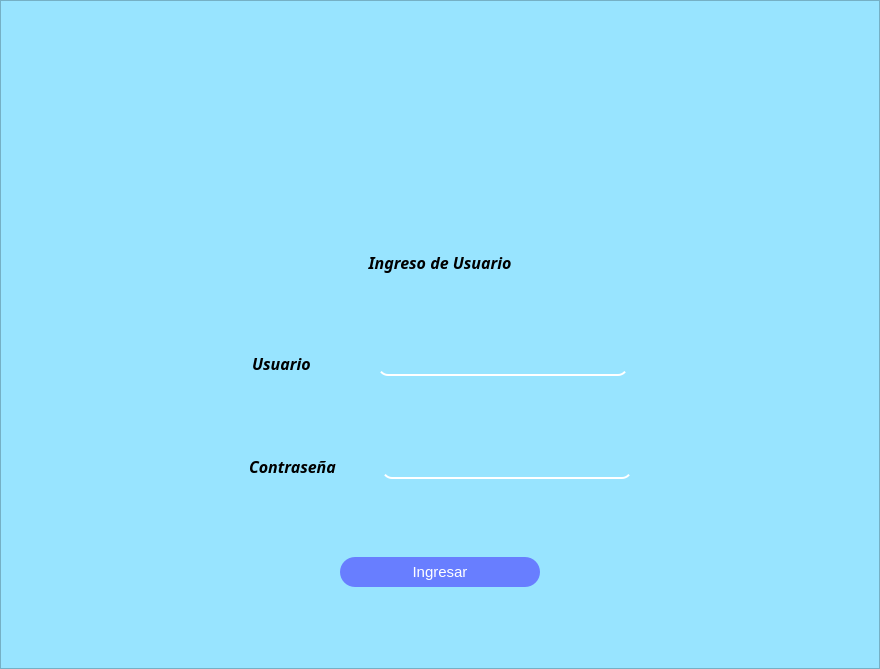
Above: ui/login.ui from Reinaldito04/IUTA----HORARIOS before the change. Below: the same form after it.
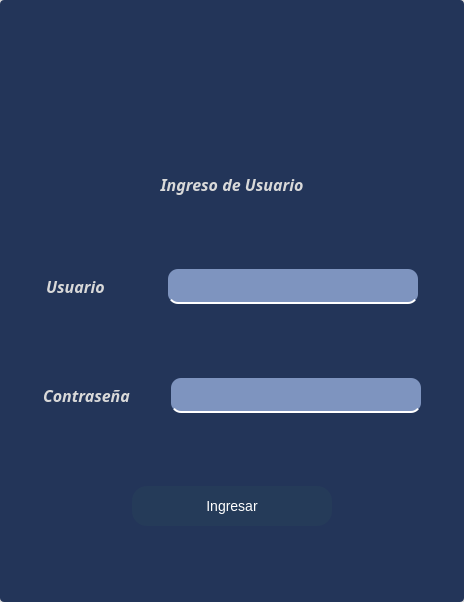
That is the form after the change. Icons and pictures are not drawn.

The edit to the form file:
```diff
--- a/ui/login.ui
+++ b/ui/login.ui
@@ -6,8 +6,8 @@
    <rect>
     <x>0</x>
     <y>0</y>
-    <width>880</width>
-    <height>669</height>
+    <width>464</width>
+    <height>602</height>
    </rect>
   </property>
   <property name="windowTitle">
@@ -17,6 +17,9 @@
    <string notr="true">background-color:rgb(152, 228, 255);</string>
   </property>
   <widget class="QWidget" name="centralwidget">
+   <property name="styleSheet">
+    <string notr="true">background-color:#d9d9d9;</string>
+   </property>
    <layout class="QVBoxLayout" name="verticalLayout">
     <property name="leftMargin">
      <number>0</number>
@@ -32,6 +35,23 @@
     </property>
     <item>
      <widget class="QFrame" name="frame">
+      <property name="styleSheet">
+       <string notr="true">QFrame{
+background-color:#233559;
+border-radius:4px;
+}
+QPushButton{
+background-color:#233559;
+color:#FFF;
+border-radius:15px;
+}
+QPushButton::Hover{
+background-color: #637aa6 ;
+}
+QLabel{
+color:#d9d9d9;
+}</string>
+      </property>
       <property name="frameShape">
        <enum>QFrame::StyledPanel</enum>
       </property>
@@ -41,21 +61,21 @@
       <layout class="QVBoxLayout" name="verticalLayout_3">
        <item>
         <layout class="QVBoxLayout" name="verticalLayout_2">
-         <item>
-          <spacer name="verticalSpacer_5">
-           <property name="orientation">
-            <enum>Qt::Vertical</enum>
-           </property>
-           <property name="sizeHint" stdset="0">
-            <size>
-             <width>20</width>
-             <height>40</height>
-            </size>
-           </property>
-          </spacer>
-         </item>
          <item>
           <layout class="QHBoxLayout" name="horizontalLayout_6">
+           <item>
+            <spacer name="verticalSpacer_5">
+             <property name="orientation">
+              <enum>Qt::Vertical</enum>
+             </property>
+             <property name="sizeHint" stdset="0">
+              <size>
+               <width>20</width>
+               <height>40</height>
+              </size>
+             </property>
+            </spacer>
+           </item>
            <item>
             <spacer name="horizontalSpacer_9">
              <property name="orientation">
@@ -226,7 +246,7 @@
                <property name="minimumSize">
                 <size>
                  <width>250</width>
-                 <height>0</height>
+                 <height>35</height>
                 </size>
                </property>
                <property name="maximumSize">
@@ -239,7 +259,8 @@
                 <string notr="true">font-size:18px;
 border:none;
 border-bottom:2px solid white;
-border-radius:10px;</string>
+border-radius:10px;
+background-color:#7e94bf;</string>
                </property>
                <property name="echoMode">
                 <enum>QLineEdit::PasswordEchoOnEdit</enum>
@@ -327,7 +348,7 @@
                <property name="minimumSize">
                 <size>
                  <width>250</width>
-                 <height>0</height>
+                 <height>35</height>
                 </size>
                </property>
                <property name="maximumSize">
@@ -340,7 +361,8 @@
                 <string notr="true">border:none;
 border-bottom:2px solid white;
 font-size:18px;
-border-radius:10px;</string>
+border-radius:10px;
+background-color:#7e94bf;</string>
                </property>
                <property name="echoMode">
                 <enum>QLineEdit::Password</enum>
@@ -397,7 +419,7 @@
              <property name="minimumSize">
               <size>
                <width>200</width>
-               <height>30</height>
+               <height>40</height>
               </size>
              </property>
              <property name="maximumSize">
@@ -407,10 +429,15 @@
               </size>
              </property>
              <property name="styleSheet">
-              <string notr="true">border-radius:15px;
+              <string notr="true">QPushButton{
+background-color:#253b59;
 color:white;
-font-size:15px;
-background-color: rgb(104, 126, 255);</string>
+font-size:14px;
+border-radius:15px;
+}
+QPushButton::Hover{
+background-color:#637aa6;
+}</string>
              </property>
              <property name="text">
               <string>Ingresar</string>
```
